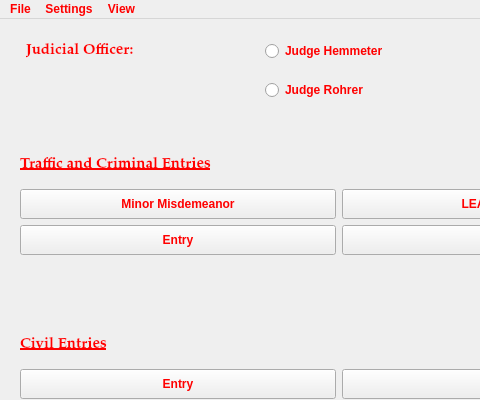
Above: resources/ui/MainWindow.ui from HunterProgram22/MuniEntry before the change; both pictures show x 0 to 480 and y 0 to 400 of the 1000 by 800 pixel window. Below: the same form after it.
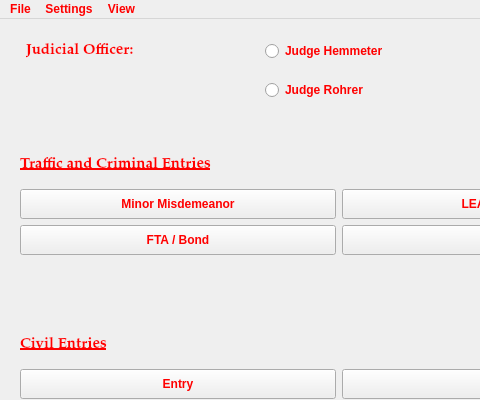
That is the form after the change.

Commit message: Added fta bond dialog.

The edit to the form file:
```diff
--- a/resources/ui/MainWindow.ui
+++ b/resources/ui/MainWindow.ui
@@ -229,7 +229,7 @@
         </size>
        </property>
        <property name="text">
-        <string>Entry</string>
+        <string>FTA / Bond</string>
        </property>
       </widget>
      </item>
```
Left out of the diff: 2 changed lines with no effect on the pictures. The commit also changes 6 other files.
